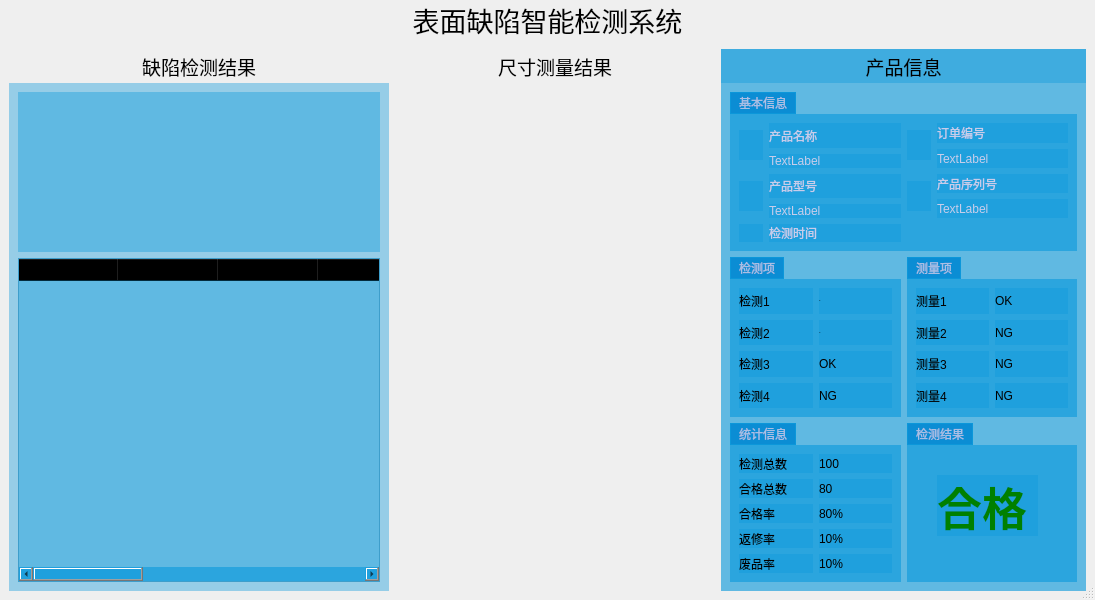
wutiancai/QT-ui-defect-detect, file uidemo6.ui: the form before one commit.
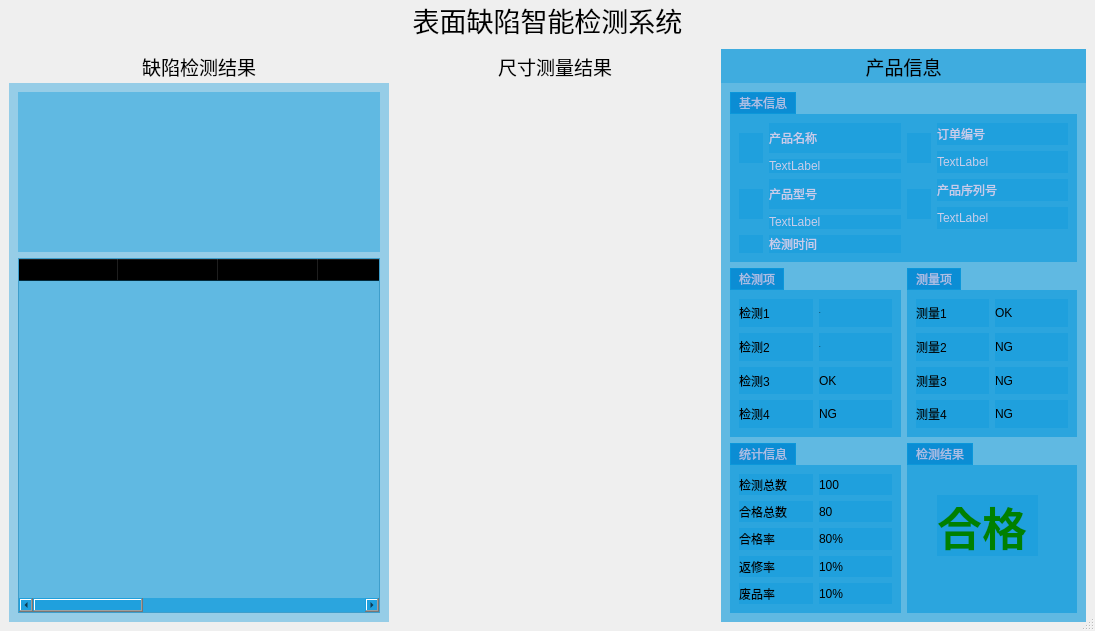
The form after the commit. Icons and pictures are not drawn.

Commit message: 表格美化

```diff
--- a/uidemo6.ui
+++ b/uidemo6.ui
@@ -7,7 +7,7 @@
     <x>0</x>
     <y>0</y>
     <width>1095</width>
-    <height>600</height>
+    <height>631</height>
    </rect>
   </property>
   <property name="windowTitle">
@@ -299,6 +299,40 @@
             </item>
             <item>
              <widget class="QTableWidget" name="tableWidget">
+              <property name="styleSheet">
+               <string notr="true">
+
+QTableView::item:selected{
+color:#7AAFE3;
+background:qlineargradient(spread:pad,x1:0,y1:0,x2:0,y2:1,stop:0 #133050,stop:1 #133050);
+}
+
+QTableView::item:hover{
+color:#7AAFE3;
+background:qlineargradient(spread:pad,x1:0,y1:0,x2:0,y2:1,stop:0 #033967,stop:1 #033967);
+}
+
+QTableView::item{
+padding:1px;
+margin:0px;
+}
+QTableView{
+/*background:#329EE7;*/
+}
+
+/*滚动条*/
+/*
+QScrollBar::add-line:horizontal{
+background:none;
+}
+
+QScrollBar::sub-line:horizontal{
+background:none;
+}*/
+
+
+</string>
+              </property>
               <property name="frameShape">
                <enum>QFrame::StyledPanel</enum>
               </property>
@@ -307,7 +341,7 @@
               </property>
               <column>
                <property name="text">
-                <string>缺陷</string>
+                <string>缺陷1</string>
                </property>
               </column>
               <column>
```
Left out of the diff: 50 changed lines with no effect on the pictures.
